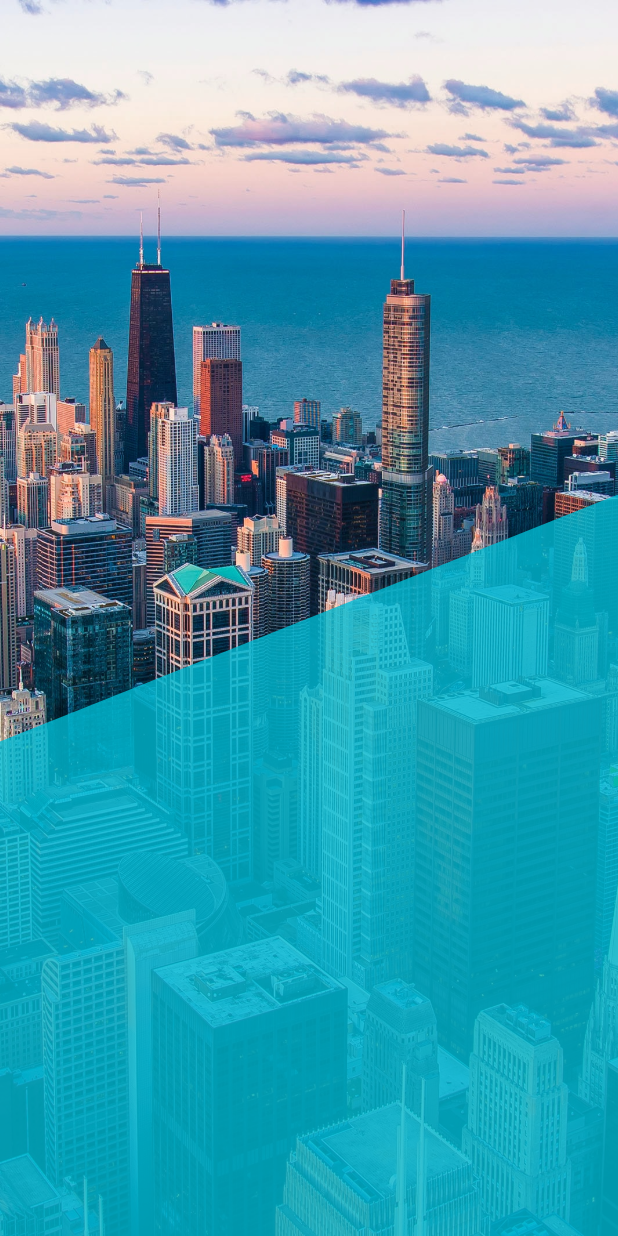
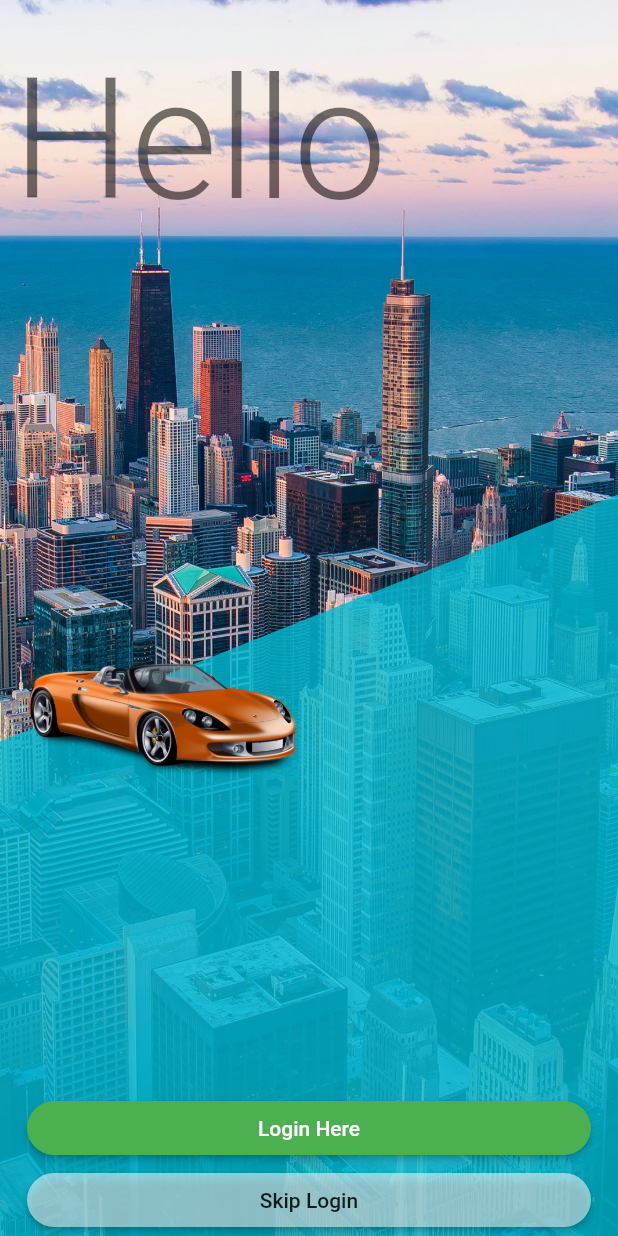
Before and after one commit to idipak/login_flow, a Flutter app: the screen it shows after launch, on a phone screen of 412 x 824 dp. Run offline on Flutter 3.47's test engine with Material 2 defaults, Android fonts, the phone set to English and light mode, and no system bars.

Commit message:
login design

```diff
--- a/lib/assets.dart
+++ b/lib/assets.dart
@@ -3,4 +3,5 @@ class Assets{
   Assets._();
 
   static const city = "assets/images/city.jpg";
+  static const car = "assets/images/car.png";
 }
--- /dev/null
+++ b/lib/components/rounded_button.dart
@@ -0,0 +1,24 @@
+import 'package:flutter/material.dart';
+
+class RoundedButton extends StatelessWidget {
+  final Color color;
+  final double borderRadius;
+  final double horizontalPadding;
+  final void Function()? onPress;
+  final String text;
+  final Color textColor;
+  const RoundedButton({Key? key, this.color = Colors.green, this.borderRadius = 18, this.horizontalPadding = 18, required this.onPress, required this.text, this.textColor = Colors.white}) : super(key: key);
+
+  @override
+  Widget build(BuildContext context) {
+    return Padding(
+      padding: EdgeInsets.symmetric(horizontal: horizontalPadding),
+      child: MaterialButton(
+        onPressed: onPress,
+        color: color,
+        minWidth: double.infinity,
+        shape: RoundedRectangleBorder(borderRadius: BorderRadius.circular(borderRadius)),
+        child: Text(text, style: Theme.of(context).textTheme.bodyLarge?.apply(color: textColor),),),
+    );
+  }
+}
--- a/lib/screens/login_options.dart
+++ b/lib/screens/login_options.dart
@@ -1,6 +1,7 @@
 import 'package:flutter/material.dart';
 import 'package:login_flow/assets.dart';
 import 'package:login_flow/components/clipped_rectangle.dart';
+import 'package:login_flow/components/rounded_button.dart';
 
 class LoginOptions extends StatefulWidget {
   const LoginOptions({Key? key}) : super(key: key);
@@ -18,9 +19,33 @@ class _LoginOptionsState extends State<LoginOptions> {
         children: [
           const Image(image: AssetImage(Assets.city), fit: BoxFit.cover, height: double.infinity, width: double.infinity,),
 
+          const Align(
+            alignment: Alignment.bottomCenter,
+            child: ClippedRectangle()
+          ),
+
+          Align(
+            alignment: Alignment.topLeft,
+            child: Padding(
+              padding: const EdgeInsets.only(top: 28, left: 8),
+              child: Text("Hello", style: Theme.of(context).textTheme.headline1?.apply(fontWeightDelta: 2),),
+            ),
+          ),
+
+          Positioned(
+              left: 10,
+              bottom: MediaQuery.of(context).size.height / 3 + 20,
+              child: const Image(image: AssetImage(Assets.car), height: 100,)),
+
           Align(
             alignment: Alignment.bottomCenter,
-            child: ClippedRectangle()
+            child: Column(
+              mainAxisSize: MainAxisSize.min,
+              children: [
+                RoundedButton(onPress: (){}, text: "Login Here",),
+                RoundedButton(onPress: (){}, text: "Skip Login", color: Colors.white54, textColor: Colors.black87,),
+              ],
+            )
           ),
 
 
--- a/pubspec.yaml
+++ b/pubspec.yaml
@@ -28,6 +28,7 @@ flutter:
 
   assets:
     - assets/images/city.jpg
+    - assets/images/car.png
 
   # An image asset can refer to one or more resolution-specific "variants", see
   # https://flutter.dev/assets-and-images/#resolution-aware
```
Also changed, not shown: assets/images/car.png (added).
